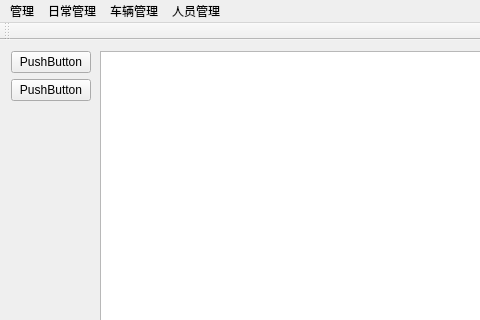
This is mainwindow.ui in chksong/MineCarsManage as Qt 5 draws it before an edit; both pictures show x 0 to 480 and y 0 to 320 of the 574 by 492 pixel window. The edited form follows.
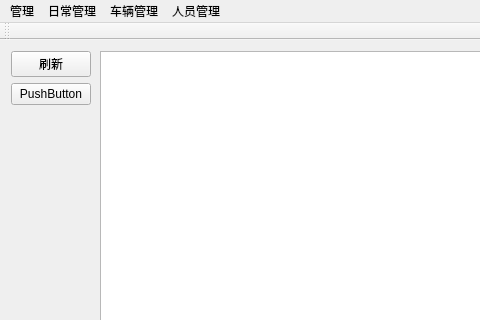
This is the edited form.

Commit message: 窗口改为 模式对话框

```diff
--- a/mainwindow.ui
+++ b/mainwindow.ui
@@ -25,7 +25,7 @@
         <item>
          <widget class="QPushButton" name="pushButton">
           <property name="text">
-           <string>PushButton</string>
+           <string>刷新</string>
           </property>
          </widget>
         </item>
```
Left out of the diff: 2 changed lines with no effect on the pictures. The commit also changes 2 other files.
